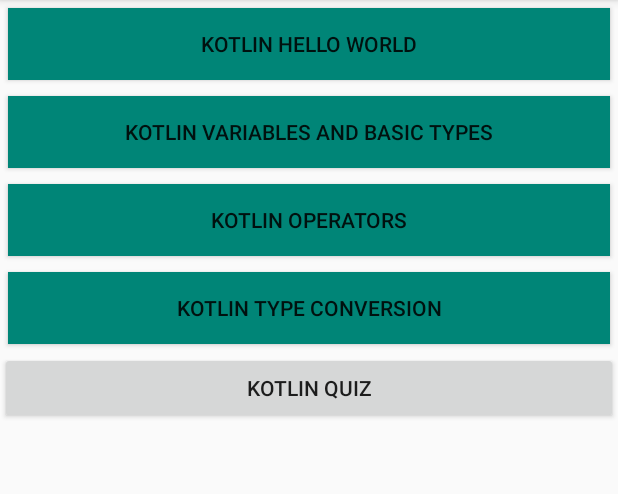
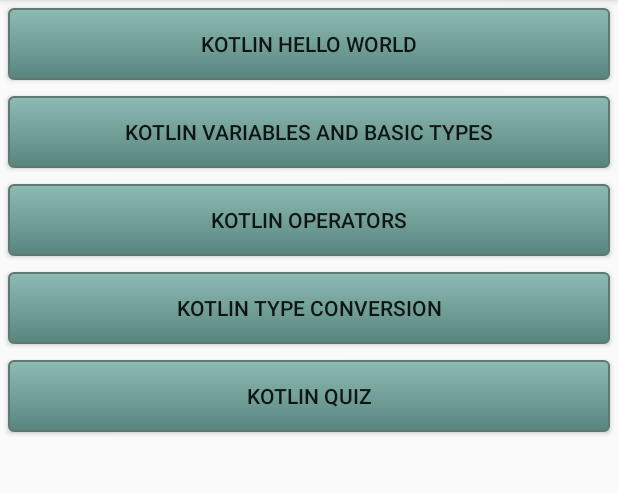
Before and after one commit to zhongxian93/KotlinTutorialLearn, an Android app: the screen it shows after launch (MainActivity), on a phone screen of 412 x 824 dp, the part 84-578 px from its top. Run offline under Robolectric (Android 15) with nearby library versions, the phone set to English and light mode, and no system bars.

Commit message:
change btn UI

```diff
--- /dev/null
+++ b/app/src/main/res/drawable/rounded_corner.xml
@@ -0,0 +1,24 @@
+<?xml version="1.0" encoding="utf-8"?>
+<selector xmlns:android="http://schemas.android.com/apk/res/android" >
+    <item android:state_pressed="true" >
+        <shape android:shape="rectangle"  >
+            <corners android:radius="10dip" />
+            <stroke android:width="1dip" android:color="#5e7974" />
+            <gradient android:angle="-90" android:startColor="#345953" android:endColor="#689a92"  />
+        </shape>
+    </item>
+    <item android:state_focused="true">
+        <shape android:shape="rectangle"  >
+            <corners android:radius="3dip" />
+            <stroke android:width="1dip" android:color="#5e7974" />
+            <solid android:color="#58857e"/>
+        </shape>
+    </item>
+    <item >
+        <shape android:shape="rectangle"  >
+            <corners android:radius="3dip" />
+            <stroke android:width="1dip" android:color="#5e7974" />
+            <gradient android:angle="-90" android:startColor="#8dbab3" android:endColor="#58857e" />
+        </shape>
+    </item>
+</selector>
--- a/app/src/main/res/layout/activity_quiz_navigation.xml
+++ b/app/src/main/res/layout/activity_quiz_navigation.xml
@@ -11,34 +11,46 @@
         android:id="@+id/textView10"
         android:layout_width="match_parent"
         android:layout_height="wrap_content"
+
         android:text="@string/Achievement" />
 
     <TextView
         android:id="@+id/textView11"
         android:layout_width="match_parent"
         android:layout_height="wrap_content"
+
         android:text="TextView" />
 
     <Button
         android:id="@+id/Btn6"
         android:layout_width="match_parent"
         android:layout_height="wrap_content"
+        android:layout_margin="5dp"
+        android:background="@drawable/rounded_corner"
         android:text="@string/quizLevel1" />
 
     <Button
         android:id="@+id/Btn7"
         android:layout_width="match_parent"
         android:layout_height="wrap_content"
+        android:layout_margin="5dp"
+        android:background="@drawable/rounded_corner"
         android:text="@string/quizLevel2" />
+
     <Button
         android:id="@+id/Btn8"
         android:layout_width="match_parent"
         android:layout_height="wrap_content"
+        android:layout_margin="5dp"
+        android:background="@drawable/rounded_corner"
         android:text="@string/quizLevel3" />
+
     <Button
         android:id="@+id/Btn9"
         android:layout_width="match_parent"
         android:layout_height="wrap_content"
+        android:layout_margin="5dp"
+        android:background="@drawable/rounded_corner"
         android:text="@string/quizLevel4" />
 
 </LinearLayout>
--- a/app/src/main/res/layout/fragment_home.xml
+++ b/app/src/main/res/layout/fragment_home.xml
@@ -22,7 +22,7 @@
                 android:layout_width="match_parent"
                 android:layout_height="wrap_content"
                 android:layout_margin="5dp"
-                android:background="?android:attr/colorEdgeEffect"
+                android:background="@drawable/rounded_corner"
                 android:text="@string/helloWorld" />
 
             <Button
@@ -30,7 +30,7 @@
                 android:layout_width="match_parent"
                 android:layout_height="wrap_content"
                 android:layout_margin="5dp"
-                android:background="?android:attr/colorEdgeEffect"
+                android:background="@drawable/rounded_corner"
                 android:text="@string/dataTypes" />
 
             <Button
@@ -38,7 +38,7 @@
                 android:layout_width="match_parent"
                 android:layout_height="wrap_content"
                 android:layout_margin="5dp"
-                android:background="?android:attr/colorEdgeEffect"
+                android:background="@drawable/rounded_corner"
                 android:text="@string/operators" />
 
             <Button
@@ -46,13 +46,16 @@
                 android:layout_width="match_parent"
                 android:layout_height="wrap_content"
                 android:layout_margin="5dp"
-                android:background="?android:attr/colorEdgeEffect"
+                android:background="@drawable/rounded_corner"
                 android:text="@string/conversion" />
+
             <Button
                 android:id="@+id/Btn5"
                 android:layout_width="match_parent"
                 android:layout_height="wrap_content"
-                android:text="@string/quiz"/>
+                android:layout_margin="5dp"
+                android:background="@drawable/rounded_corner"
+                android:text="@string/quiz" />
 
 
         </LinearLayout>
```
